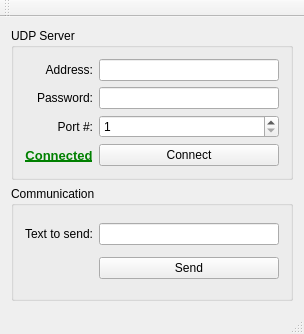
The window that TrojanTroll/mainwindow.ui (aobah2204/TrojanTroll) describes before a commit, drawn with Qt 5.
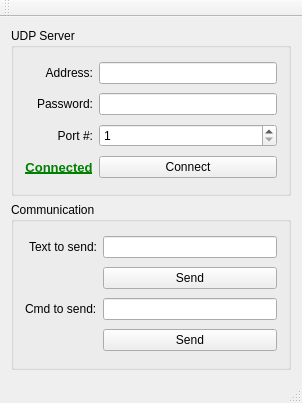
The same window after the commit.

The edit to the form file:
```diff
--- a/TrojanTroll/mainwindow.ui
+++ b/TrojanTroll/mainwindow.ui
@@ -6,8 +6,8 @@
    <rect>
     <x>0</x>
     <y>0</y>
-    <width>304</width>
-    <height>334</height>
+    <width>302</width>
+    <height>403</height>
    </rect>
   </property>
   <property name="windowTitle">
@@ -123,8 +123,28 @@
          <property name="text">
           <string>Text to send:</string>
          </property>
+         <property name="alignment">
+          <set>Qt::AlignRight|Qt::AlignTrailing|Qt::AlignVCenter</set>
+         </property>
         </widget>
        </item>
+       <item row="4" column="1">
+        <widget class="QPushButton" name="pushButton_3">
+         <property name="text">
+          <string>Send</string>
+         </property>
+        </widget>
+       </item>
+       <item row="2" column="0">
+        <widget class="QLabel" name="label_5">
+         <property name="text">
+          <string>Cmd to send:</string>
+         </property>
+        </widget>
+       </item>
+       <item row="2" column="1">
+        <widget class="QLineEdit" name="lineEdit_4"/>
+       </item>
       </layout>
      </widget>
     </item>
```
Left out of the diff: 23 changed lines with no effect on the pictures.
